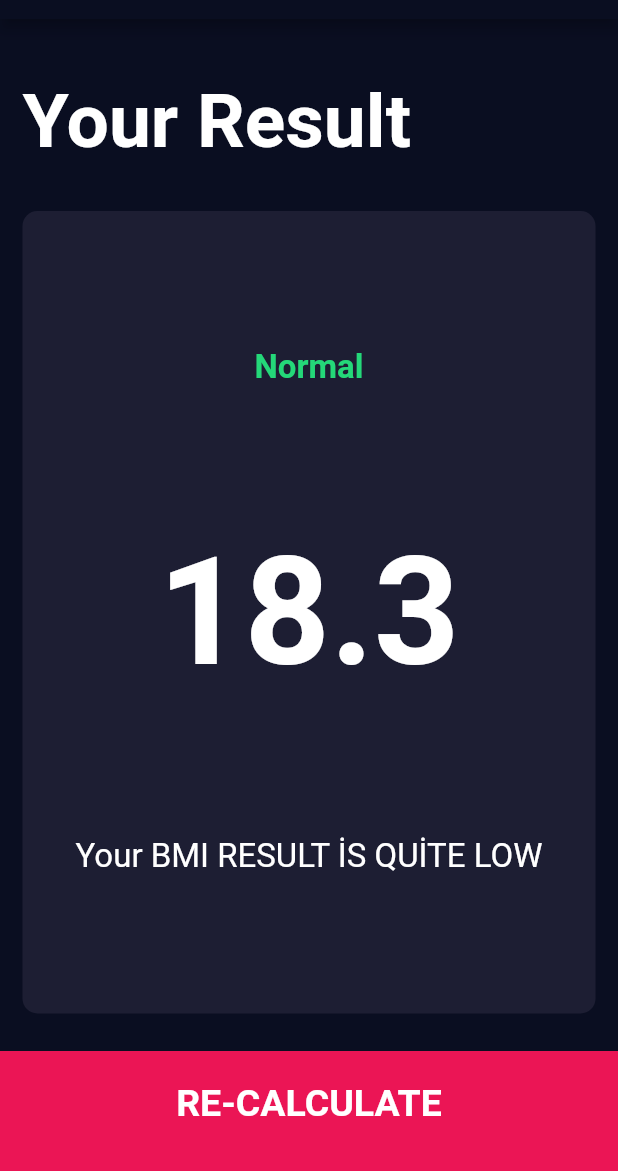
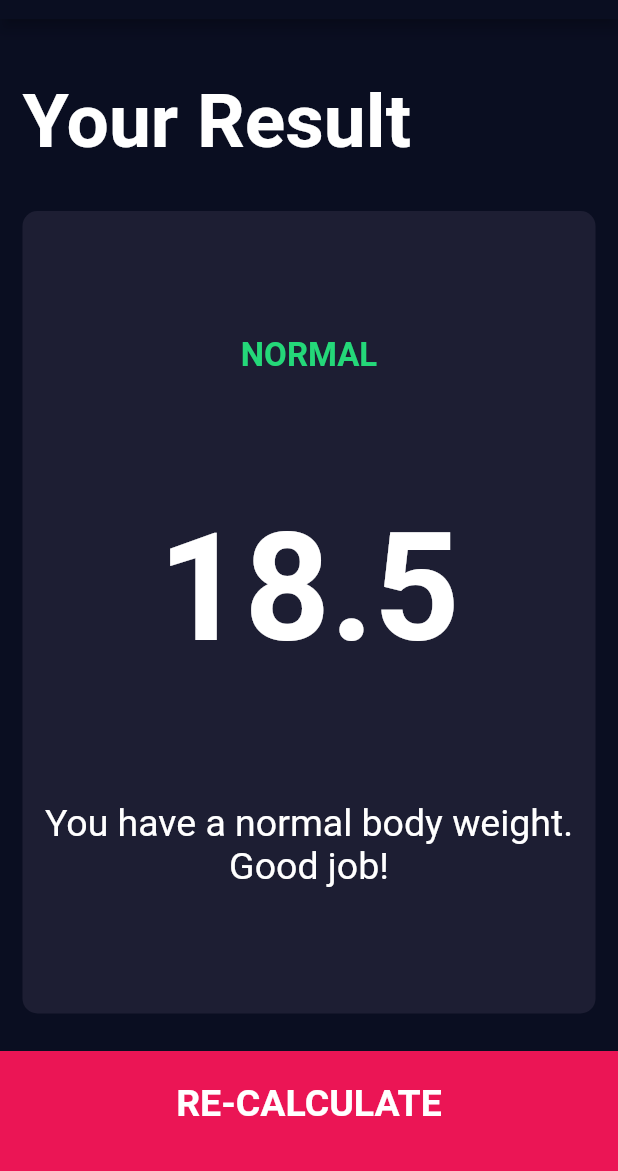
Before and after one commit to SafaKaraca/Bmi_Calculator, a Flutter app: the screen it shows after launch, after a tap on "CALCULATE", on a phone screen of 412 x 824 dp, the part 65-1236 px from its top. Run offline on Flutter 3.47's test engine with Material 2 defaults, Android fonts, the phone set to English and light mode, and no system bars; our stand-ins replace font_awesome_flutter.

Commit message:
Functionality is added. The app working  fine.

```diff
--- /dev/null
+++ b/lib/calculator_brain.dart
@@ -0,0 +1,35 @@
+import 'dart:math';
+
+class CalculatorBrain {
+  CalculatorBrain(this.height, this.weight);
+
+  final int height;
+  final int weight;
+
+  late double _bmi;
+
+  String calculateBMI() {
+    _bmi = weight / pow(height / 100, 2);
+    return _bmi.toStringAsFixed(1);
+  }
+
+  String getResult() {
+    if (_bmi >= 25) {
+      return 'Overweight';
+    } else if (_bmi > 18.5) {
+      return 'Normal';
+    } else {
+      return 'Underweight';
+    }
+  }
+
+  String getInterpretation() {
+    if (_bmi >= 25) {
+      return 'You have a higher than normal body weight. Try t oexercise more.';
+    } else if (_bmi > 18.5) {
+      return 'You have a normal body weight. Good job!';
+    } else {
+      return 'You have a lower than normal body weight. You can eat a bit more';
+    }
+  }
+}
--- a/lib/constants.dart
+++ b/lib/constants.dart
@@ -38,5 +38,5 @@ const kBMITextStyle = TextStyle(
 );
 
 const kBodyTextStyle = TextStyle(
-  fontSize: 22.0,
+  fontSize: 25.0,
 );
--- a/lib/screens/input_page.dart
+++ b/lib/screens/input_page.dart
@@ -6,6 +6,7 @@ import '../constants.dart';
 import 'results_page.dart';
 import '../components/bottom_button.dart';
 import '../components/round_icon_button.dart';
+import 'package:bmi_calculator/calculator_brain.dart';
 //Input page
 
 enum Gender {
@@ -224,9 +225,16 @@ class _InputPageState extends State<InputPage> {
           BottomButton(
             buttonTitle: 'CALCULATE',
             onTap: () {
+              CalculatorBrain calc = CalculatorBrain(height, weight);
+
               Navigator.push(
                 context,
-                MaterialPageRoute(builder: (context) => ResultsPage()),
+                MaterialPageRoute(
+                    builder: (context) => ResultsPage(
+                          bmiResult: calc.calculateBMI(),
+                          resultText: calc.getResult(),
+                          interpretation: calc.getInterpretation(),
+                        )),
               );
             },
           ),
--- a/lib/screens/results_page.dart
+++ b/lib/screens/results_page.dart
@@ -5,7 +5,14 @@ import 'package:flutter/material.dart';
 import 'package:bmi_calculator/components/bottom_button.dart';
 
 class ResultsPage extends StatelessWidget {
-  const ResultsPage({Key? key}) : super(key: key);
+  ResultsPage(
+      {required this.bmiResult,
+      required this.resultText,
+      required this.interpretation});
+
+  final String bmiResult;
+  final String resultText;
+  final String interpretation;
 
   @override
   Widget build(BuildContext context) {
@@ -36,16 +43,17 @@ class ResultsPage extends StatelessWidget {
                 crossAxisAlignment: CrossAxisAlignment.center,
                 children: [
                   Text(
-                    'Normal',
+                    resultText.toUpperCase(),
                     style: kResultTextStyle,
                   ),
                   Text(
-                    '18.3',
+                    bmiResult,
                     style: kBMITextStyle,
                   ),
                   Text(
-                    'Your BMI RESULT İS QUİTE LOW',
+                    interpretation,
                     style: kBodyTextStyle,
+                    textAlign: TextAlign.center,
                   ),
                 ],
               ),
```
